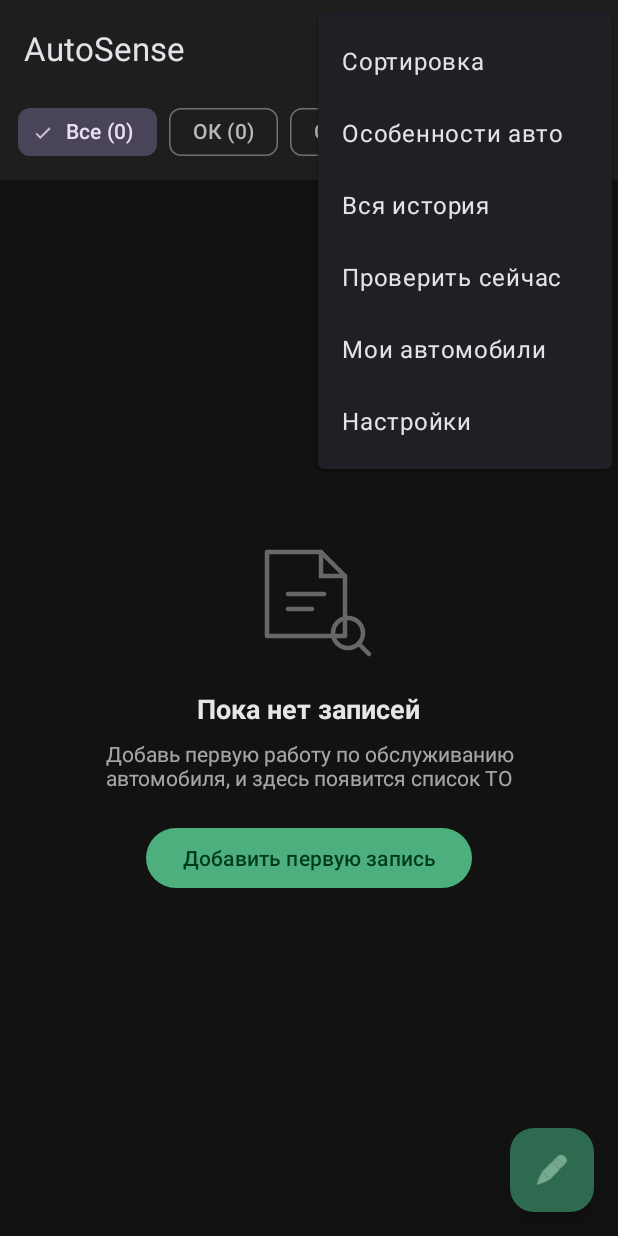
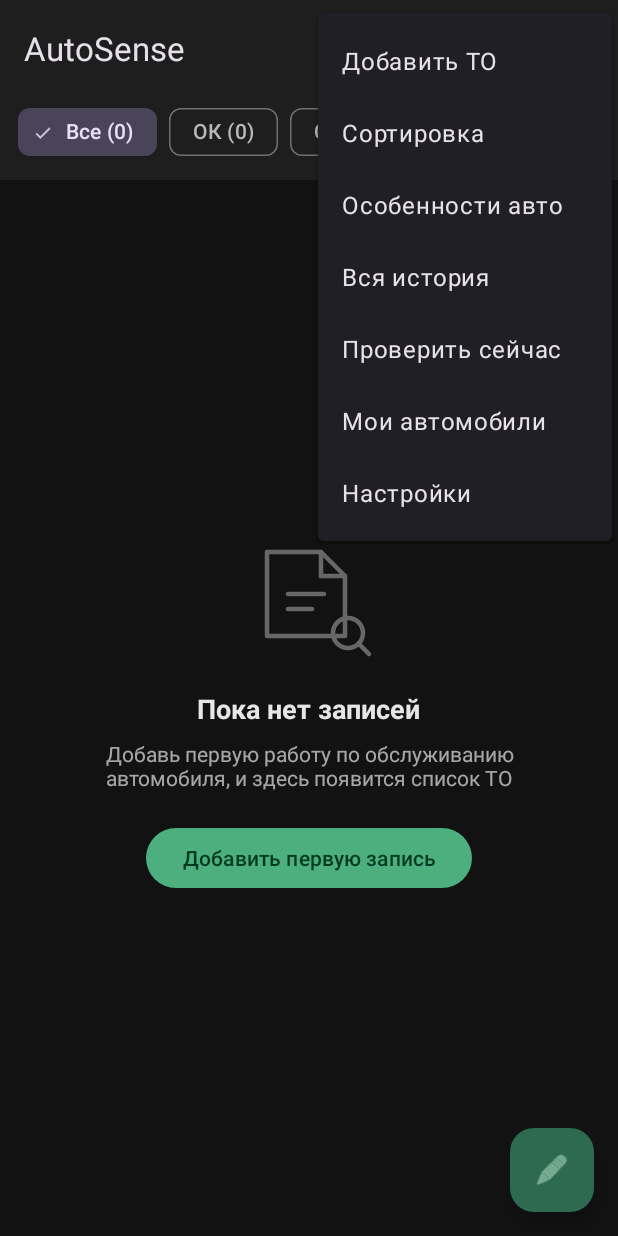
Before and after one commit to MAMBLXON/AutoSense, an Android app: the MainActivity screen opened directly, with no data from a screen before it, with the options menu open, on a phone screen of 412 x 824 dp. Run offline under Robolectric (Android 15) with nearby library versions, the phone set to English and light mode, and no system bars; 3 statements that could not run were skipped.

Commit message:
Route FAB to showUpdateKmDialog and add 'Добавить ТО' menu action

```diff
--- a/app/src/main/java/com/mamblxon/autosense/ui/main/MainActivity.kt
+++ b/app/src/main/java/com/mamblxon/autosense/ui/main/MainActivity.kt
@@ -131,7 +131,7 @@ class MainActivity : AppCompatActivity(), SwipeActionHandler {
         // Свайп-действия: влево — удаление с undo, вправо — редактирование.
         adapter.attachToRecyclerView(binding.recycler)
 
-        binding.fabUpdateKm.setOnClickListener { showAddItemDialog() }
+        binding.fabUpdateKm.setOnClickListener { showUpdateKmDialog() }
 
         binding.emptyAddButton.setOnClickListener { showAddItemDialog() }
 
@@ -297,6 +297,10 @@ class MainActivity : AppCompatActivity(), SwipeActionHandler {
 
     override fun onOptionsItemSelected(item: MenuItem): Boolean {
         return when (item.itemId) {
+            R.id.action_add_service -> {
+                showAddItemDialog()
+                true
+            }
             R.id.action_issues -> {
                 startActivity(
                     Intent(this, com.mamblxon.autosense.ui.issues.CarIssuesActivity::class.java)
--- a/app/src/main/res/menu/menu_main.xml
+++ b/app/src/main/res/menu/menu_main.xml
@@ -8,6 +8,11 @@
         android:icon="@android:drawable/ic_menu_search"
         app:actionViewClass="androidx.appcompat.widget.SearchView"
         app:showAsAction="always|collapseActionView" />
+
+    <item
+        android:id="@+id/action_add_service"
+        android:title="Добавить ТО"
+        app:showAsAction="never" />
 
     <item
         android:id="@+id/action_filter"
```
